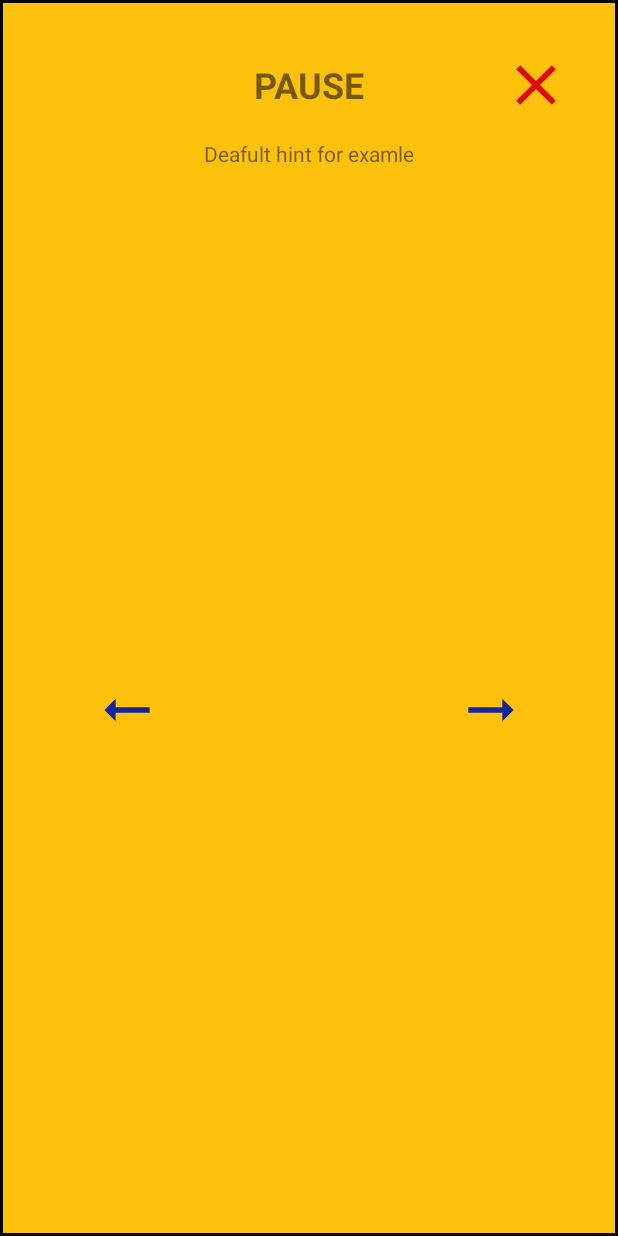
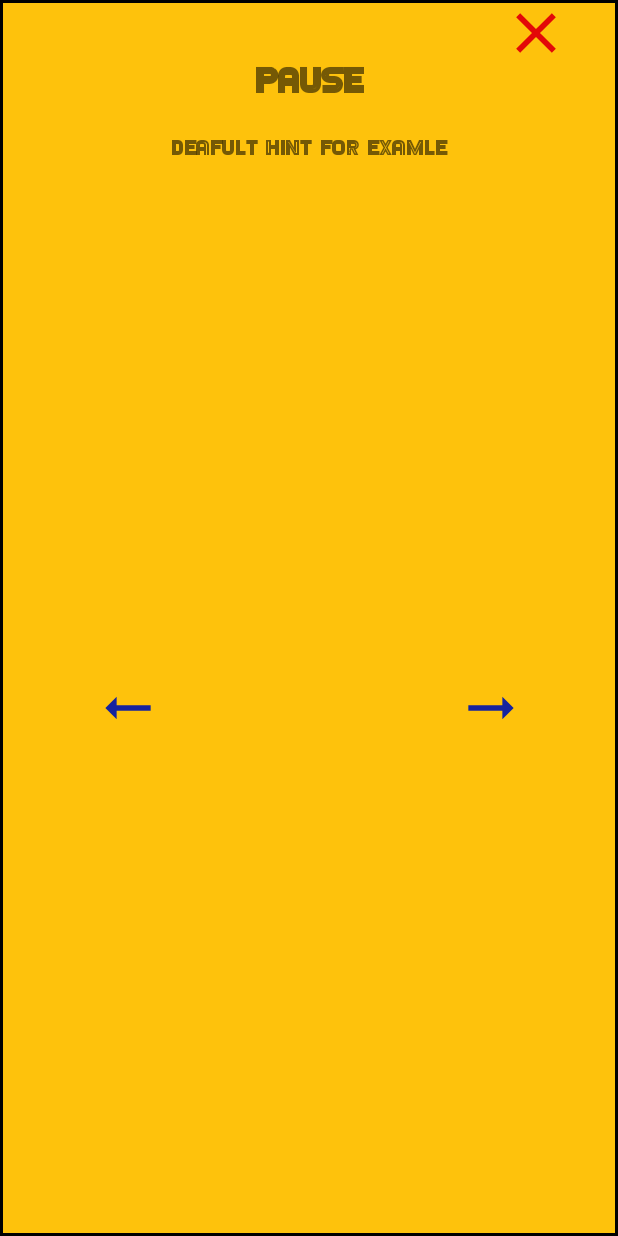
Before and after one commit to guilhermegbraz/Fisica-Ludica, an Android app: the layout dialog_pause.xml on its own in the app's theme, with its tools: preview values and no code run, on a phone screen of 412 x 824 dp. Run offline under Robolectric (Android 15) with nearby library versions, the phone set to English and light mode, and no system bars.

Commit message:
Alteração da font nas telas

```diff
--- a/app/src/main/res/layout/dialog_pause.xml
+++ b/app/src/main/res/layout/dialog_pause.xml
@@ -18,6 +18,7 @@
             android:layout_marginTop="40dp"
             android:textSize="24sp"
             android:textStyle="bold"
+            android:fontFamily="@font/games"
             />
     <ImageButton
             android:id="@+id/dialog_hint_pause_exit_button"
@@ -25,10 +26,11 @@
             android:layout_height="wrap_content"
             android:src="@drawable/baseline_close_24"
             android:background="@android:color/transparent"
-            app:layout_constraintTop_toTopOf="@+id/dialog_hint_pause_title"
+            android:layout_marginTop="2dp"
+            app:layout_constraintTop_toTopOf="parent"
             app:layout_constraintStart_toEndOf="@+id/dialog_hint_pause_title"
             app:layout_constraintEnd_toEndOf="parent"
-            app:layout_constraintBottom_toBottomOf="@id/dialog_hint_pause_title"
+            app:layout_constraintBottom_toTopOf="@id/dialog_hint_pause_title"
             app:layout_constraintHorizontal_bias="0.743" android:contentDescription="@string/closing_button_for_the_pause_dialog"/>
 
     <ScrollView
@@ -47,8 +49,9 @@
                         android:id="@+id/dialog_hint_pause_textview_hint"
                         android:layout_width="match_parent"
                         android:layout_height="wrap_content"
-                        android:layout_margin="10dp"
+                        android:layout_margin="12dp"
                         android:gravity="center"
+                        android:fontFamily="@font/games"
                         android:text="@string/dialog_hint_pause_default_textView_inside_scroll_area"
                         />
     </ScrollView>
--- a/app/src/main/res/layout/fragment_game_result.xml
+++ b/app/src/main/res/layout/fragment_game_result.xml
@@ -45,11 +45,12 @@
                     android:padding="4dp"
                     android:textColor="@color/white"
                     android:textStyle="bold"
-                    android:textSize="18sp"
+                    android:textSize="16sp"
                     android:text="@string/default_main_message_for_result_game"
                     app:layout_constraintTop_toBottomOf="@id/result_game_fragment_image"
                     app:layout_constraintStart_toStartOf="parent"
                     app:layout_constraintEnd_toEndOf="parent"
+                    android:fontFamily="@font/games_italic"
             />
 
             <TextView
@@ -62,6 +63,7 @@
                     app:layout_constraintTop_toBottomOf="@id/result_game_fragment_main_default_message"
                     app:layout_constraintStart_toStartOf="parent"
                     app:layout_constraintEnd_toEndOf="parent"
+                    android:fontFamily="@font/games"
             />
 
             <ImageButton
--- a/app/src/main/res/layout/fragment_map_game.xml
+++ b/app/src/main/res/layout/fragment_map_game.xml
@@ -69,6 +69,7 @@
             app:layout_constraintTop_toTopOf="@id/game_fragment_slide_bar_velocity"
             app:layout_constraintStart_toEndOf="@id/game_fragment_slide_bar_velocity"
             app:layout_constraintBottom_toBottomOf="@id/game_fragment_slide_bar_velocity"
+            android:fontFamily="@font/games"
     />
 
     <com.google.android.material.slider.Slider
@@ -94,6 +95,7 @@
             app:layout_constraintTop_toTopOf="@id/game_fragment_slide_bar_theta"
             app:layout_constraintStart_toEndOf="@id/game_fragment_slide_bar_theta"
             app:layout_constraintBottom_toBottomOf="@id/game_fragment_slide_bar_theta"
+            android:fontFamily="@font/games"
     />
 
     <TextView
@@ -108,6 +110,7 @@
             app:layout_constraintStart_toStartOf="@id/game_fragment_target"
             app:layout_constraintBottom_toBottomOf="@id/game_fragment_target"
             app:layout_constraintEnd_toEndOf="@id/game_fragment_target"
+            android:fontFamily="@font/games_italic"
     />
 
 </androidx.constraintlayout.widget.ConstraintLayout>
--- a/app/src/main/res/layout/map_list_item.xml
+++ b/app/src/main/res/layout/map_list_item.xml
@@ -37,6 +37,7 @@
                     app:layout_constraintTop_toBottomOf="@id/map_list_item_card_image"
                     app:layout_constraintStart_toStartOf="parent"
                     app:layout_constraintEnd_toEndOf="parent"
+                    android:fontFamily="@font/games_italic"
             />
         </androidx.constraintlayout.widget.ConstraintLayout>
 
```
Also changed, not shown: app/src/main/res/font/games.ttf (added), app/src/main/res/font/games_italic.ttf (added).
